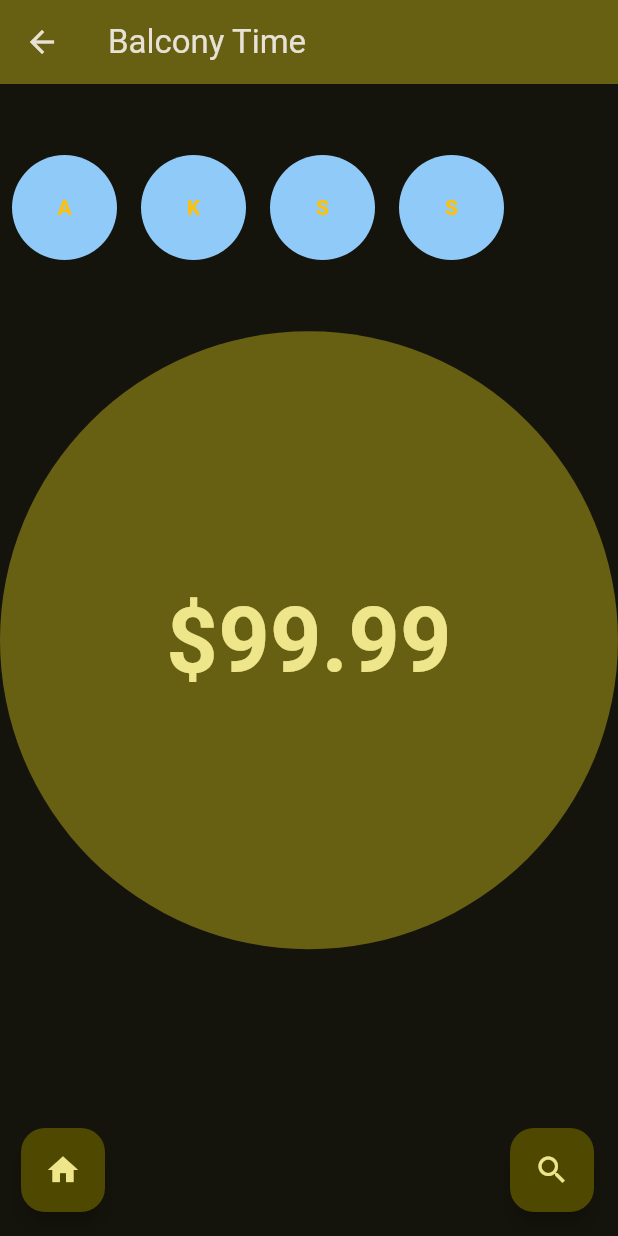
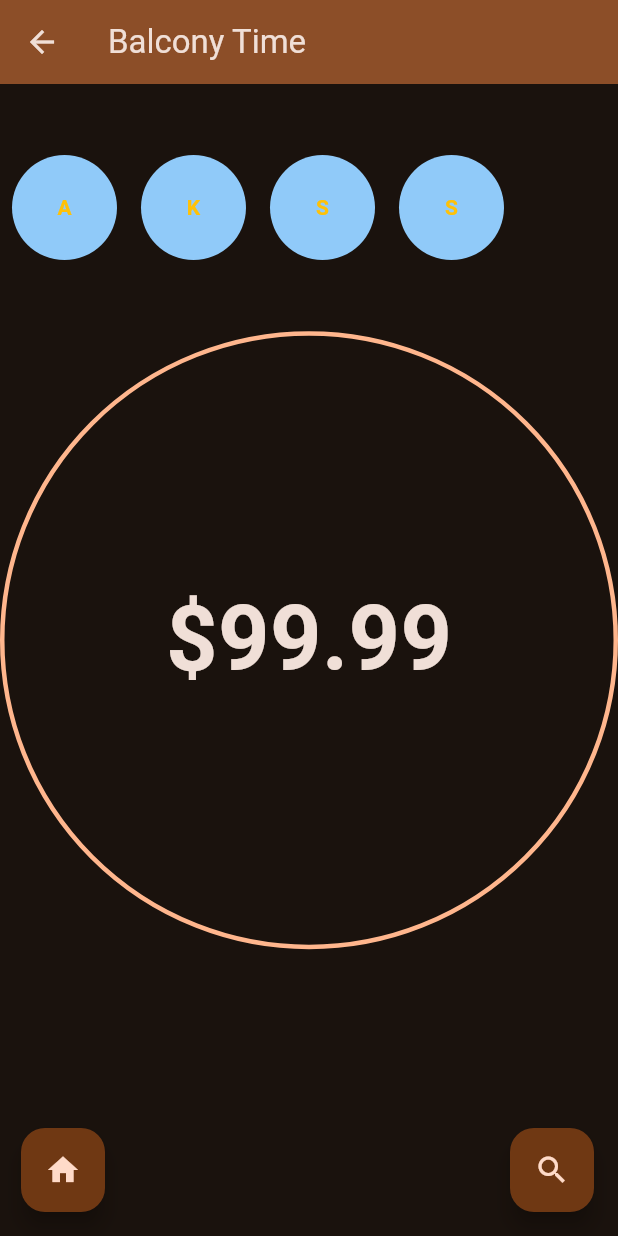
Before and after one commit to scohen-trinity/RowdyPay-Frontend-Public, a Flutter app: the screen it shows after launch, after a tap on "Balcony Time", on a phone screen of 412 x 824 dp. Run offline on Flutter 3.47's test engine with Material 3 defaults, Android fonts, the phone set to English and light mode, and no system bars; our stand-ins replace camera.

Commit message:
feat: changed color scheme to mocha

```diff
--- a/lib/budget_page.dart
+++ b/lib/budget_page.dart
@@ -65,15 +65,23 @@ class _BudgetPageState extends State<BudgetPage> {
           SizedBox(
             width: double.infinity,
             height: MediaQuery.of(context).size.height * 0.5,
-            child: CircleAvatar(
-              radius: 30,
-              backgroundColor: Theme.of(context).colorScheme.inversePrimary,
-              child: Text(
-                balance,
-                style: const TextStyle(
-                  fontWeight: FontWeight.bold,
-                  fontSize: 60,
+            child: Center(
+              child: Container(
+                padding: const EdgeInsets.all(50),
+                decoration: BoxDecoration(
+                  shape: BoxShape.circle,
+                  border: Border.all(
+                    color: Theme.of(context).colorScheme.primary,
+                    width: 3,
+                  ),
                 ),
+                child: Center(child: Text(
+                  balance,
+                  style: const TextStyle(
+                    fontWeight: FontWeight.bold,
+                    fontSize: 60,
+                  ),
+                ),),
               ),
             ),
           ),
--- a/lib/main.dart
+++ b/lib/main.dart
@@ -64,7 +64,7 @@ class _AppState extends State<App> {
       darkTheme: ThemeData(
         useMaterial3: true,
         brightness: Brightness.dark,
-        colorSchemeSeed: const Color.fromRGBO(86, 80, 14, 171),
+        colorSchemeSeed: const Color(0xff49352A),
       ),
       themeMode: ThemeMode.dark,
       home: HomePage(title: 'Your Budgets', camera: widget.camera),
```
